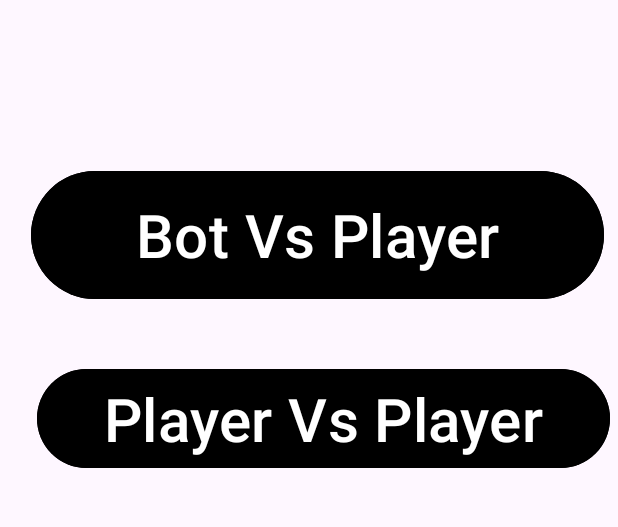
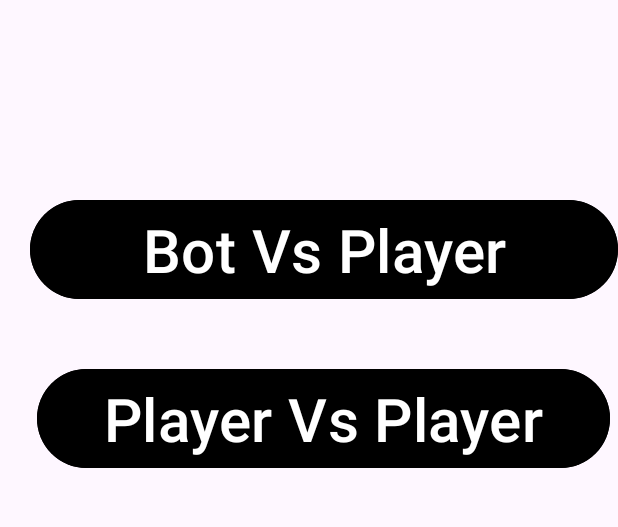
Before and after one commit to Vishal1720/TicTacToeAndroidPVP, an Android app: the screen it shows after launch (initialPage), on a phone screen of 412 x 824 dp, the part 400-927 px from its top. Run offline under Robolectric (Android 15) with nearby library versions, the phone set to English and light mode, and no system bars.

Commit message:
design changes

```diff
--- a/app/src/main/res/layout/activity_initial_page.xml
+++ b/app/src/main/res/layout/activity_initial_page.xml
@@ -30,11 +30,11 @@
     <Button
         android:id="@+id/button5"
 
-        android:layout_width="382dp"
-        android:layout_height="93dp"
+        android:layout_width="392dp"
+        android:layout_height="wrap_content"
         android:layout_alignParentEnd="true"
         android:layout_alignParentBottom="true"
-        android:layout_marginEnd="9dp"
+        android:layout_marginEnd="0dp"
         android:layout_marginBottom="354dp"
         android:backgroundTint="@color/black"
         android:onClick="gotobvpform"
```
